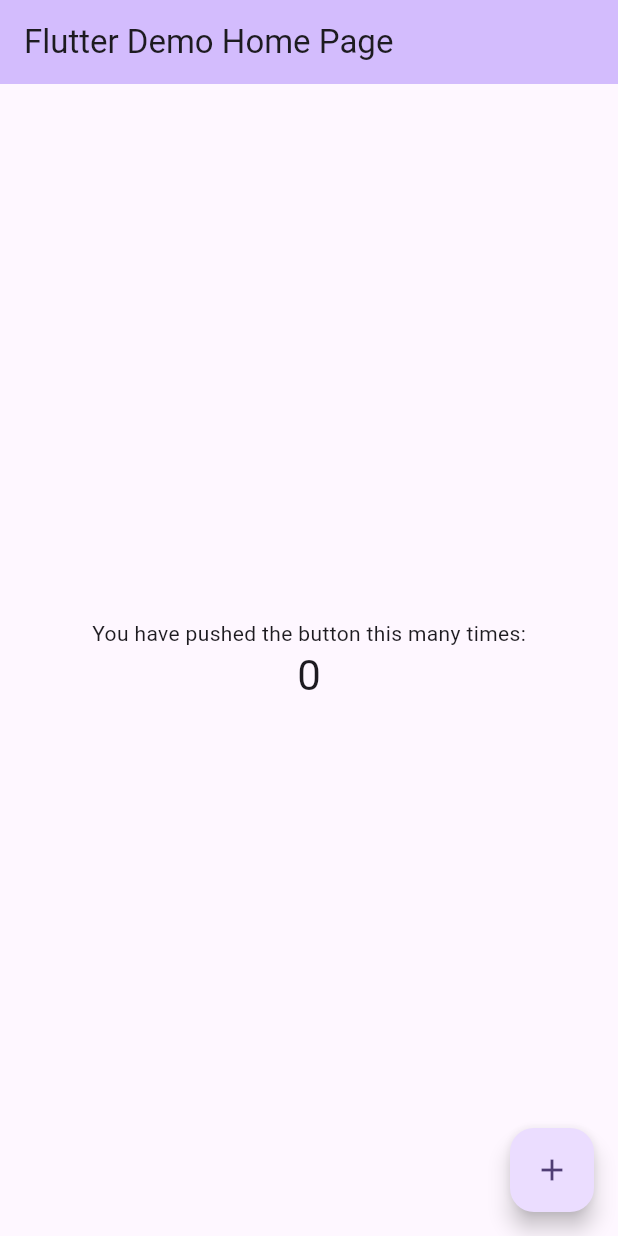
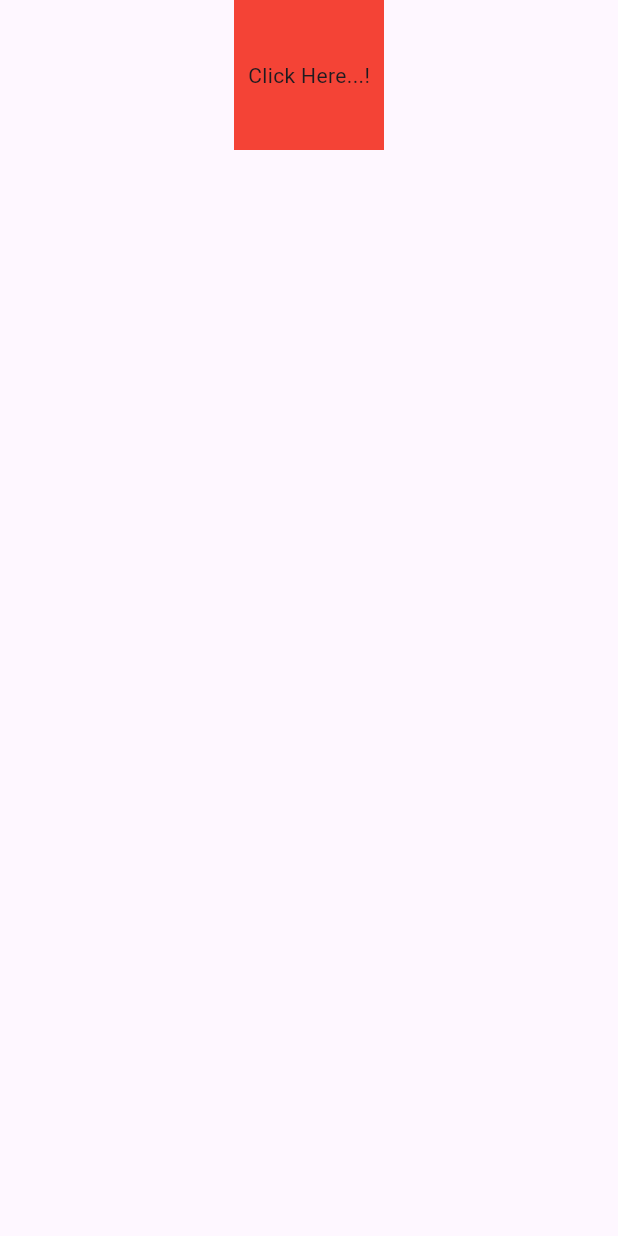
Before and after one commit to stellarboymihir/employee_app, a Flutter app: the screen it shows after launch, on a phone screen of 412 x 824 dp. Run offline on Flutter 3.47's test engine with Material 3 defaults, Android fonts, the phone set to English and light mode, and no system bars; our stand-ins replace faker.

```diff
--- /dev/null
+++ b/lib/homePage.dart
@@ -0,0 +1,55 @@
+import 'package:faker/src/phone_number.dart';
+import 'package:flutter/material.dart';
+import 'package:faker/faker.dart';
+
+class HomePage extends StatefulWidget {
+  const HomePage({super.key});
+
+  @override
+  State<HomePage> createState() => _HomePageState();
+}
+
+class _HomePageState extends State<HomePage> {
+  @override
+  Widget build(BuildContext context) {
+    return Scaffold(
+      body: Column(
+        children: [
+          Center(
+            child: InkWell(
+              onTap: () {
+                faker();
+              },
+              child: Container(
+                alignment: Alignment.center,
+                decoration: const BoxDecoration(
+                  color: Colors.red,
+                ),
+                height: 100,
+                width: 100,
+                child: const Text('Click Here...!'),
+              ),
+            ),
+          ),
+        ],
+      ),
+    );
+  }
+
+  void faker() {
+    var faker = new Faker();
+    var name = faker.person.name();
+    var number = faker.phoneNumber.us();
+    var company_name = faker.company.name();
+    var jobTitle = faker.job.title();
+    var experience = faker.date
+        .dateTimeBetween(DateTime(2000, 2, 13), DateTime(2024, 5, 15));
+
+    print(name);
+    print(number);
+
+    print(company_name);
+    print(jobTitle);
+    print(experience);
+  }
+}
--- a/lib/main.dart
+++ b/lib/main.dart
@@ -1,3 +1,4 @@
+import 'package:employee_app/homePage.dart';
 import 'package:flutter/material.dart';
 
 void main() {
@@ -11,59 +12,12 @@ class MyApp extends StatelessWidget {
   Widget build(BuildContext context) {
     return MaterialApp(
       title: 'Flutter Demo',
+      debugShowCheckedModeBanner: false,
       theme: ThemeData(
         colorScheme: ColorScheme.fromSeed(seedColor: Colors.deepPurple),
         useMaterial3: true,
       ),
-      home: const MyHomePage(title: 'Flutter Demo Home Page'),
+      home: const HomePage(),
     );
   }
 }
-
-class MyHomePage extends StatefulWidget {
-  const MyHomePage({super.key, required this.title});
-
-  final String title;
-
-  @override
-  State<MyHomePage> createState() => _MyHomePageState();
-}
-
-class _MyHomePageState extends State<MyHomePage> {
-  int _counter = 0;
-
-  void _incrementCounter() {
-    setState(() {
-      _counter++;
-    });
-  }
-
-  @override
-  Widget build(BuildContext context) {
-    return Scaffold(
-      appBar: AppBar(
-        backgroundColor: Theme.of(context).colorScheme.inversePrimary,
-        title: Text(widget.title),
-      ),
-      body: Center(
-        child: Column(
-          mainAxisAlignment: MainAxisAlignment.center,
-          children: <Widget>[
-            const Text(
-              'You have pushed the button this many times:',
-            ),
-            Text(
-              '$_counter',
-              style: Theme.of(context).textTheme.headlineMedium,
-            ),
-          ],
-        ),
-      ),
-      floatingActionButton: FloatingActionButton(
-        onPressed: _incrementCounter,
-        tooltip: 'Increment',
-        child: const Icon(Icons.add),
-      ),
-    );
-  }
-}
```
